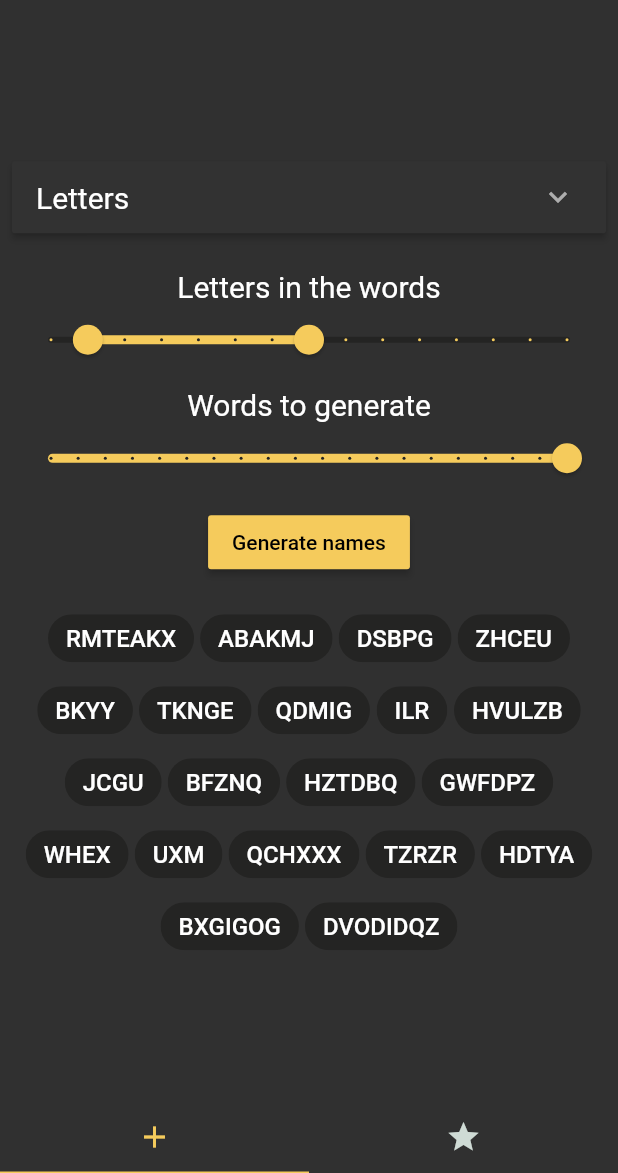
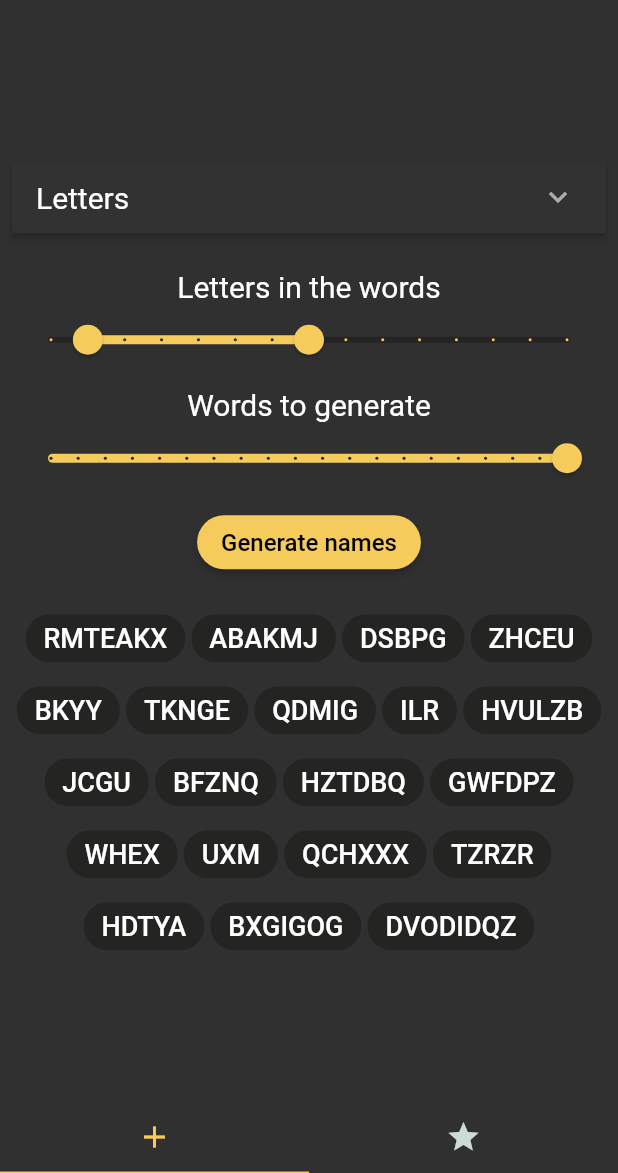
Before and after one commit to Lun4rDev/namegen, a Flutter app: the screen it shows after launch, after a tap on "Generate names", on a phone screen of 412 x 824 dp, the part 63-1236 px from its top. Run offline on Flutter 3.47's test engine with Material 2 defaults, Android fonts, the phone set to English and light mode, and no system bars; our stand-ins replace shared_preferences.

Commit message:
updating package + little UI tweaks

```diff
--- a/lib/main.dart
+++ b/lib/main.dart
@@ -10,6 +10,7 @@ class MyApp extends StatelessWidget {
   @override
   Widget build(BuildContext context) {
     return MaterialApp(
+      debugShowCheckedModeBanner: false,
       title: 'Name Generator',
       theme: ThemeData(
         brightness: Brightness.dark,
@@ -194,7 +195,8 @@ class _MyHomePageState extends State<MyHomePage> with TickerProviderStateMixin {
                   ),
                   SizedBox(height: 8,),
                   RaisedButton(
-                    child: Text("Generate names", style: TextStyle(color: Colors.black),),
+                    shape: StadiumBorder(),
+                    child: Text("Generate names", style: TextStyle(color: Colors.black, fontSize: 16,)),
                     onPressed: () => generate(),
                   ),
                   SizedBox(height: 16,),
@@ -208,7 +210,7 @@ class _MyHomePageState extends State<MyHomePage> with TickerProviderStateMixin {
                           onTap: () => toggleFavorite(name),
                           child: Chip(
                             label: Text(name, style: TextStyle(
-                              fontSize: 16,
+                              fontSize: 18,
                               color: favorites.contains(name) ? Colors.black : Colors.white),),
                             backgroundColor: favorites.contains(name) ? Theme.of(context).accentColor : Theme.of(context).secondaryHeaderColor,
                           )
--- a/pubspec.yaml
+++ b/pubspec.yaml
@@ -14,12 +14,12 @@ description: A new Flutter project.
 version: 1.0.0+1
 
 environment:
-  sdk: ">=2.2.2 <3.0.0"
+  sdk: ">=2.6.0 <3.0.0"
 
 dependencies:
   flutter:
     sdk: flutter
-  shared_preferences: ^0.5.4+3
+  shared_preferences: ^0.5.10
 
   # The following adds the Cupertino Icons font to your application.
   # Use with the CupertinoIcons class for iOS style icons.
```
